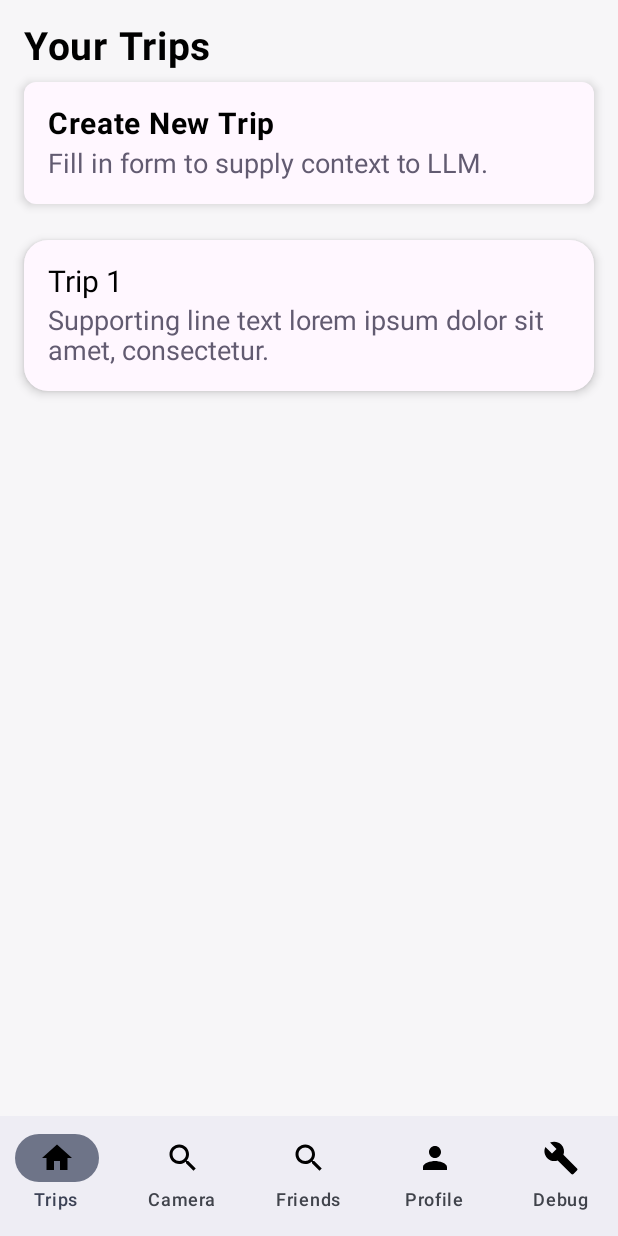
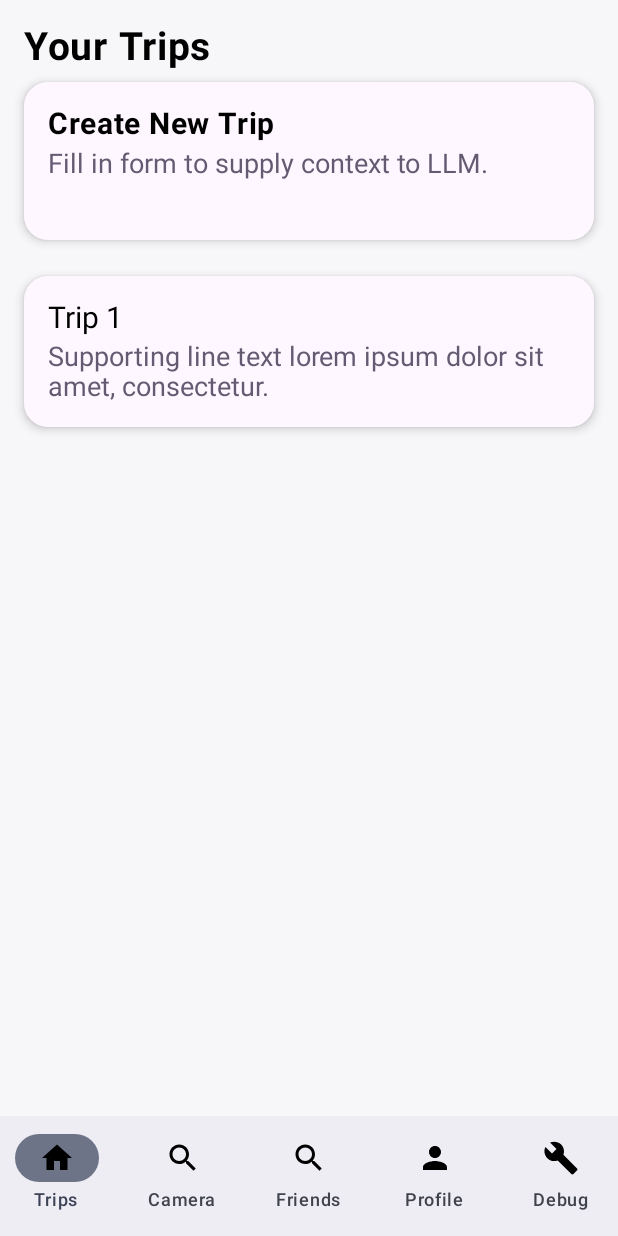
Before and after one commit to MetisArom/the-clankers, an Android app built with Jetpack Compose: the screen it shows after launch (MainActivity), on a phone screen of 412 x 824 dp. Run offline under Robolectric (Android 15) with nearby library versions, the phone set to English and light mode, and no system bars.

Commit message:
more formatting fixes

```diff
--- a/TripView/app/src/main/java/theclankers/tripview/ui/components/CreateTripButton.kt
+++ b/TripView/app/src/main/java/theclankers/tripview/ui/components/CreateTripButton.kt
@@ -34,7 +34,9 @@ fun CreateTripButton(
         modifier = modifier
             .fillMaxWidth()
             .clickable { onClick() },
-        shape = RoundedCornerShape(8.dp),
+
+        shape = RoundedCornerShape(16.dp),
+
         elevation = CardDefaults.cardElevation(defaultElevation = 4.dp),
         colors = CardDefaults.cardColors(containerColor = Purple4),
         //border = BorderStroke(
@@ -43,7 +45,9 @@ fun CreateTripButton(
         //)
     ) {
         Column(
-            modifier = Modifier.padding(16.dp)
+            modifier = modifier
+                .fillMaxSize()
+                .padding(16.dp),
         ) {
             HeaderText(
                 text = "Create New Trip",
```
